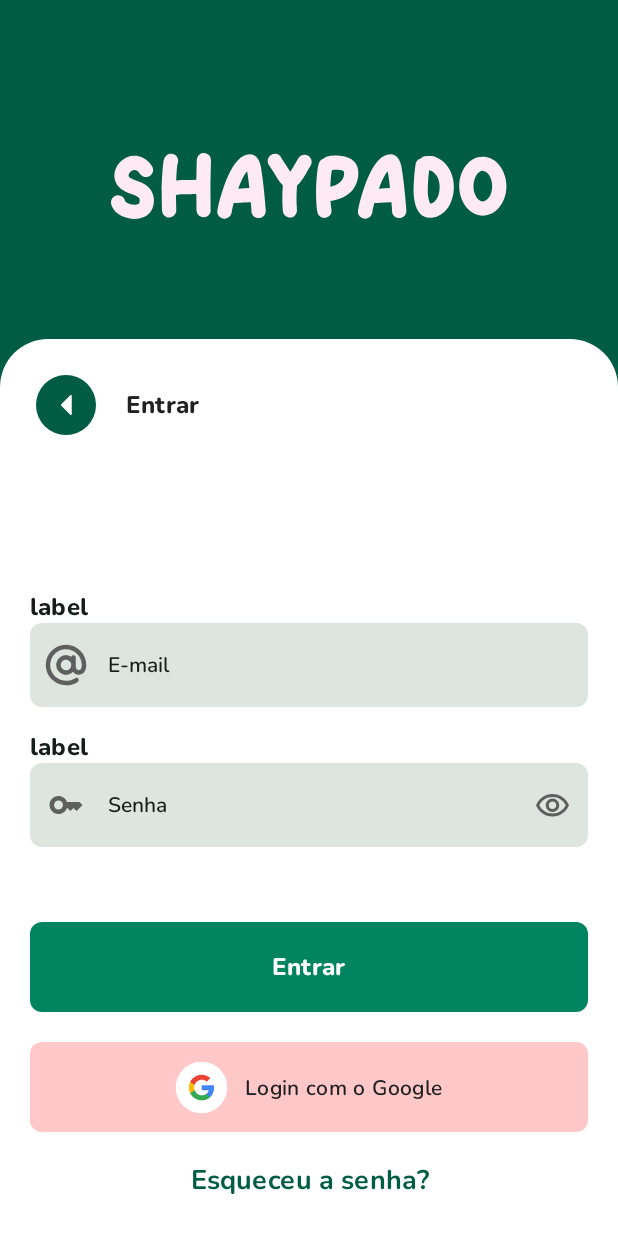
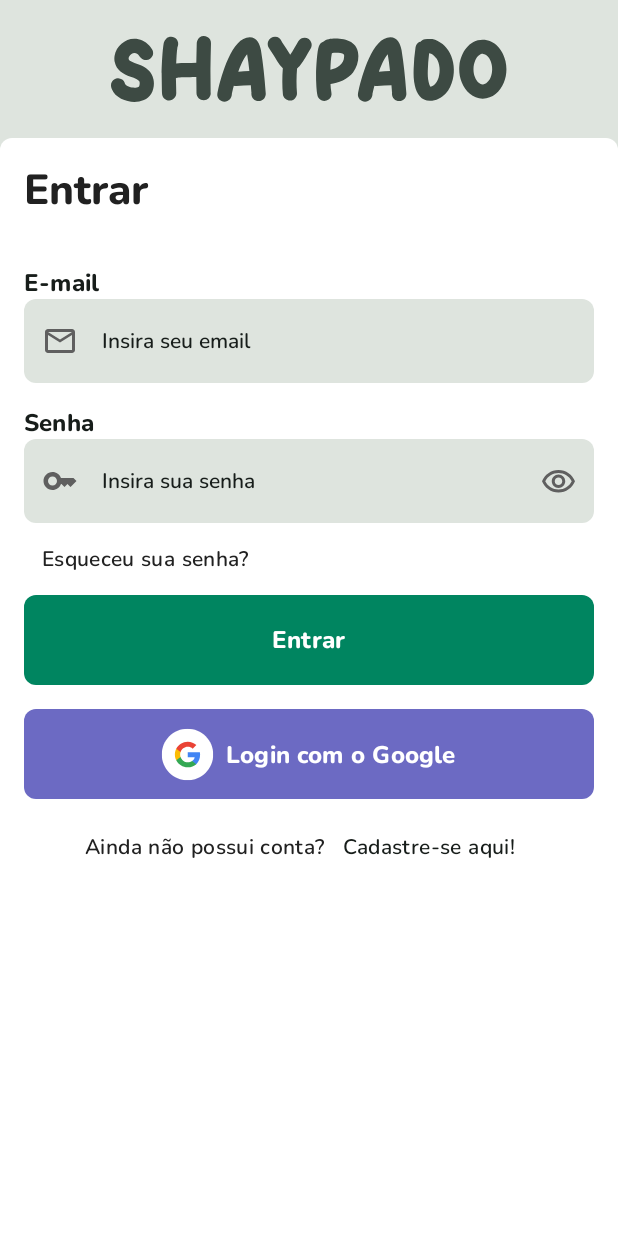
Before and after one commit to Bielmelo6/shaypado-mobile, an Android app built with Jetpack Compose: the screen it shows after launch (MainActivity), after a tap on "Entrar", on a phone screen of 412 x 824 dp. Shown: the top 1233 px of the screen. Run offline under Robolectric (Android 15) with nearby library versions, the phone set to English and light mode, and no system bars; our stand-ins replace Dagger/Hilt's generated code.

Commit message:
Added LoginScreen layout

```diff
--- a/app/src/main/AndroidManifest.xml
+++ b/app/src/main/AndroidManifest.xml
@@ -6,7 +6,7 @@
     <uses-permission android:name="android.permission.ACCESS_NETWORK_STATE" />
 
     <application
-        android:name=".MyApp"
+        android:name=".ShaypadoApp"
         android:allowBackup="true"
         android:dataExtractionRules="@xml/data_extraction_rules"
         android:fullBackupContent="@xml/backup_rules"
@@ -19,7 +19,6 @@
         <activity
             android:name=".MainActivity"
             android:exported="true"
-            android:label="@string/app_name"
             android:theme="@style/Theme.Shaypado">
             <intent-filter>
                 <action android:name="android.intent.action.MAIN" />
--- a/app/src/main/java/com/ufape/shaypado/App.kt
+++ b/app/src/main/java/com/ufape/shaypado/App.kt
@@ -4,4 +4,4 @@ import android.app.Application
 import dagger.hilt.android.HiltAndroidApp
 
 @HiltAndroidApp
-class MyApp: Application()
+class ShaypadoApp: Application()
--- a/app/src/main/java/com/ufape/shaypado/ui/screens/login/LoginScreen.kt
+++ b/app/src/main/java/com/ufape/shaypado/ui/screens/login/LoginScreen.kt
@@ -1,7 +1,7 @@
 package com.ufape.shaypado.ui.screens.login
 
 import androidx.compose.foundation.background
-import androidx.compose.foundation.clickable
+import androidx.compose.foundation.layout.Arrangement
 import androidx.compose.foundation.layout.Box
 import androidx.compose.foundation.layout.Column
 import androidx.compose.foundation.layout.Row
@@ -13,25 +13,21 @@ import androidx.compose.foundation.layout.padding
 import androidx.compose.foundation.layout.width
 import androidx.compose.foundation.shape.RoundedCornerShape
 import androidx.compose.material3.MaterialTheme
-import androidx.compose.material3.Text
+import androidx.compose.material3.TextButton
 import androidx.compose.runtime.Composable
 import androidx.compose.ui.Alignment
 import androidx.compose.ui.Modifier
-import androidx.compose.ui.res.stringResource
-import androidx.compose.ui.text.font.FontWeight
 import androidx.compose.ui.text.input.KeyboardType
-import androidx.compose.ui.text.style.TextAlign
 import androidx.compose.ui.unit.dp
 import androidx.navigation.NavController
 import com.ufape.shaypado.R
 import com.ufape.shaypado.ui.components.AppText
 import com.ufape.shaypado.ui.components.AppButton
-import com.ufape.shaypado.ui.components.RoundedButton
 import com.ufape.shaypado.ui.components.CustomTextField
 import com.ufape.shaypado.ui.components.TextType
 import com.ufape.shaypado.ui.routes.AuthNavigationScreen
 import com.ufape.shaypado.ui.routes.MobileNavigationScreen
-import com.ufape.shaypado.ui.theme.AtIcon
+import com.ufape.shaypado.ui.theme.EmailIcon
 import com.ufape.shaypado.ui.theme.GoogleImage
 import com.ufape.shaypado.ui.theme.KeyIcon
 import com.ufape.shaypado.ui.theme.ShaypadoImage
@@ -42,9 +38,9 @@ fun LoginScreen(navController: NavController) {
         modifier = Modifier
             .fillMaxSize()
             .background(
-                color = MaterialTheme.colorScheme.primary,
+                color = MaterialTheme.colorScheme.surface,
             )
-            .padding(top = 102.dp)
+            .padding(top = 24.dp)
     ) {
         Column(
             modifier = Modifier.fillMaxSize(),
@@ -53,40 +49,40 @@ fun LoginScreen(navController: NavController) {
         {
             ShaypadoImage()
 
-            Spacer(modifier = Modifier.height(80.dp))
+            Spacer(modifier = Modifier.height(24.dp))
 
             Column(
                 modifier = Modifier
                     .fillMaxSize()
                     .background(
                         color = MaterialTheme.colorScheme.background,
-                        shape = RoundedCornerShape(topStart = 32.dp, topEnd = 32.dp)
+                        shape = RoundedCornerShape(topStart = 8.dp, topEnd = 8.dp)
                     )
-                    .padding(20.dp)
+                    .padding(16.dp)
             )
             {
-                Row(
-                    verticalAlignment = Alignment.CenterVertically,
-                ) {
-                    RoundedButton(onClick = {
-                        navController.popBackStack()
-                    })
-                    Spacer(modifier = Modifier.width(16.dp))
-                    AppText(TextType.TITLE_MEDIUM, text = R.string.sign_in_title)
-                }
-                Spacer(modifier = Modifier.height(100.dp))
+                AppText(TextType.HEADLINE_MEDIUM, text = R.string.sign_in_title)
+
+                Spacer(modifier = Modifier.height(32.dp))
+
                 CustomTextField(
                     keyboardType = KeyboardType.Email,
-                    leadingIcon = { AtIcon() },
-                    placeholder = R.string.input_email
+                    leadingIcon = { EmailIcon() },
+                    placeholder = R.string.input_email_placeholder,
+                    label = R.string.input_email
                 )
                 Spacer(modifier = Modifier.height(16.dp))
                 CustomTextField(
                     keyboardType = KeyboardType.Password,
                     leadingIcon = { KeyIcon() },
-                    placeholder = R.string.input_password
+                    placeholder = R.string.input_password_placeholder,
+                    label = R.string.input_password
                 )
-                Spacer(modifier = Modifier.height(50.dp))
+                TextButton(onClick = {
+                    navController.navigate(AuthNavigationScreen.ForgotPassword.route)
+                }) {
+                    AppText(TextType.BODY_MEDIUM, text = R.string.sign_up_forgot_password)
+                }
                 AppButton(
                     text = R.string.button_login,
                     onClick = {
@@ -97,9 +93,9 @@ fun LoginScreen(navController: NavController) {
                         }
                     }
                 )
-                Spacer(modifier = Modifier.height(20.dp))
+                Spacer(modifier = Modifier.height(16.dp))
                 AppButton(
-                    backgroundColor = MaterialTheme.colorScheme.secondary,
+                    backgroundColor = MaterialTheme.colorScheme.tertiaryContainer,
                     text = R.string.button_google,
                     onClick = {
                         navController.popBackStack()
@@ -110,24 +106,23 @@ fun LoginScreen(navController: NavController) {
                         verticalAlignment = Alignment.CenterVertically
                     ) {
                         GoogleImage()
-                        Spacer(modifier = Modifier.width(11.dp))
-                        AppText(textType = TextType.LABEL_MEDIUM, R.string.button_google)
+                        Spacer(modifier = Modifier.width(8.dp))
+                        AppText(textType = TextType.TITLE_MEDIUM, R.string.button_google, color = MaterialTheme.colorScheme.onPrimaryContainer)
                     }
                 }
-                Spacer(modifier = Modifier.height(20.dp))
-                Text(
-                    stringResource(id = R.string.sign_up_forgot_password),
-                    style = MaterialTheme.typography.labelSmall.copy(
-                        color = MaterialTheme.colorScheme.primary
-                    ),
-                    textAlign = TextAlign.Center,
-                    fontWeight = FontWeight.Bold,
-                    modifier = Modifier
-                        .fillMaxWidth()
-                        .clickable {
-                            navController.navigate(AuthNavigationScreen.ForgotPassword.route)
-                        }
-                )
+                Spacer(modifier = Modifier.height(8.dp))
+                Row (
+                    modifier = Modifier.fillMaxWidth(),
+                    horizontalArrangement = Arrangement.Center,
+                    verticalAlignment = Alignment.CenterVertically
+                ) {
+                    AppText(TextType.BODY_MEDIUM, text = R.string.sign_up_no_account )
+                    TextButton(onClick = {
+                        navController.navigate(AuthNavigationScreen.SignUp.route)
+                    }) {
+                        AppText(TextType.BODY_MEDIUM, text = R.string.sign_up_label, color = MaterialTheme.colorScheme.onSurface)
+                    }
+                }
             }
         }
     }
--- a/app/src/main/res/drawable/ic_shaypado_name.xml
+++ b/app/src/main/res/drawable/ic_shaypado_name.xml
@@ -5,26 +5,26 @@
     android:viewportHeight="44">
   <path
       android:pathData="M15.6,44C9.91,44 2.71,41.08 0.53,35.38C0.41,35.1 0.05,33.89 0.05,33.67C-0.07,32.53 -0.02,31.35 0.64,30.46C1.12,29.82 1.66,29.11 2.37,28.75C3.15,28.4 3.99,28.04 4.75,28.16C6.65,28.28 8.67,29.35 9.19,31.31C9.26,31.6 9.31,31.91 9.5,32.21C10.57,33.7 13.42,34.47 15.67,34.47C16.22,34.47 16.74,34.47 17.17,34.35C17.64,34.28 18.11,34.11 18.52,33.81C18.76,33.69 18.95,32.97 19,32.67C19.17,31.89 19.23,31.01 18.88,30.24C18.52,29.6 17.81,29.11 17.17,28.75C15.86,28.04 14.43,27.61 13.06,27.14C8.01,25.24 3.68,22.92 2.43,17.1C2.14,15.74 2.19,14.37 2.43,12.99C3.44,6.94 9.31,1.83 15.43,1.83C19.47,1.83 22.68,3.38 25.48,6.28C26,6.87 27.61,9.01 27.85,9.79C28.09,10.79 28.27,12.04 27.8,12.99C26.97,14.77 25.54,16.08 23.53,16.08C22.22,16.08 20.44,15.44 19.66,14.37C19.06,13.47 18.47,12.52 17.64,11.93C16.98,11.5 16.33,11.28 15.62,11.28C14.2,11.28 12.94,12.28 12.23,13.54C11.92,14.01 11.69,14.61 11.75,15.15C11.82,15.79 12.35,16.39 12.94,16.74C14.67,17.81 16.69,18.29 18.52,19C23.34,20.85 27.19,23.51 28.33,28.92C28.97,32.08 28.5,35.76 26.83,38.54C24.51,42.39 19.88,44 15.6,44Z"
-      android:fillColor="#FEEAF5"/>
+      android:fillColor="#3D4A43"/>
   <path
       android:pathData="M38.76,42.98C36.26,42.98 34.06,40.91 34.01,38.11C33.96,36.45 33.77,26.48 33.77,24.82C33.77,21.61 34.37,7.17 35.31,4.09C35.55,3.26 36.1,2.54 36.67,1.95C37.62,0.88 38.81,0.53 40.18,0.53C41.42,0.53 43.03,1.31 43.75,2.24C44.17,2.9 44.58,3.61 44.76,4.44C44.88,5.22 44.76,6.04 44.53,6.82C44.53,6.89 44.29,7.36 44.29,7.48C43.76,11.04 43.64,14.72 43.46,18.35C47.92,17.81 52.43,18.12 56.87,17.88C56.94,13.55 57.06,9.26 57.16,4.99C57.23,4.34 57.23,3.63 57.52,3.09C58.23,1.37 59.84,0 61.79,0C63.52,0 65.18,0.83 66.07,2.37C66.49,3.15 66.71,4.1 66.66,4.99C66.49,10.57 66.37,16.22 66.3,21.8C66.3,23.81 66.49,36.11 66.49,38.06C66.56,40.79 64.35,42.88 61.86,42.88C59.18,42.88 56.99,40.79 56.99,38.06C56.99,34.5 56.92,30.94 56.87,27.38C55.26,27.44 46.36,27.56 44.76,27.73C44.59,27.8 43.51,28.09 43.27,28.16C43.39,31.48 43.44,34.81 43.51,38.2C43.58,40.03 42.44,41.71 40.78,42.54C40.12,42.81 39.4,42.98 38.76,42.98Z"
-      android:fillColor="#FEEAF5"/>
+      android:fillColor="#3D4A43"/>
   <path
       android:pathData="M75.61,43.76C72.93,43.76 70.63,41.39 70.86,38.83C70.93,37.94 71.1,37.11 71.29,36.33C73.66,26.17 80.55,0.83 92.49,0.83C97.36,0.83 99.21,5.41 99.97,9.5C101.46,18.59 102.35,27.78 103.06,36.93C103.13,37.76 103.3,38.71 103.06,39.54C102.82,40.37 102.58,41.2 101.99,41.79C100.92,42.74 99.8,43.41 98.38,43.41C95.76,43.41 93.58,41.22 93.58,38.47C93.58,38.35 93.63,37.76 93.63,37.64C93.58,37.04 93.27,33.36 93.22,32.77C90.07,32.84 86.86,33.06 83.72,33.36C83.13,33.41 82.47,33.3 81.87,33.13C81.4,34.91 80.92,36.69 80.57,38.54C80.5,38.72 80.57,38.89 80.57,39.08C80.24,41.79 78.58,43.76 75.61,43.76ZM84.88,23.75C87.32,23.51 89.81,23.39 92.24,23.27C91.81,19.52 91.41,15.79 90.74,12.11C88.27,14.96 86.13,20.24 84.88,23.75Z"
-      android:fillColor="#FEEAF5"/>
+      android:fillColor="#3D4A43"/>
   <path
       android:pathData="M119.31,43.05C117.17,43.05 114.8,41.22 114.61,39.01C114.09,33.19 114.09,27.31 114.56,21.49C111.64,18.69 109.86,14.96 107.68,11.64C107.25,10.92 105.06,7.89 104.83,7.18C104.4,6.11 104.35,4.8 104.76,3.73C105.47,1.71 107.44,0.53 109.39,0.53C111.64,0.53 112.9,1.71 113.83,3.61C113.83,3.68 113.95,3.97 113.95,4.04C115.92,6.77 117.58,9.74 119.48,12.52C121.5,9.67 123.09,6.51 124.88,3.49C125.89,1.88 127.49,1.12 129.03,1.12C131.05,1.12 133.02,2.31 133.61,4.63C133.97,5.82 133.8,7.18 133.13,8.26C130.81,12.06 128.79,16.1 126.01,19.61C125.77,19.96 124.35,21.39 124.04,21.63C123.57,27.16 123.57,32.74 123.99,38.2C124.16,39.81 123.04,41.59 121.67,42.42C120.97,42.81 120.14,43.05 119.31,43.05Z"
-      android:fillColor="#FEEAF5"/>
+      android:fillColor="#3D4A43"/>
   <path
       android:pathData="M142.11,43.27C141.58,43.27 141.11,43.22 140.62,42.98C139.36,42.46 138.12,41.37 137.77,40.13C137.22,38.11 137.1,35.98 136.93,33.89C136.7,30.8 136.7,27.72 136.7,24.56C136.76,21.47 137.36,9.48 138.66,6.63C139.38,5.26 139.97,4.49 141.46,3.9C141.53,3.83 141.82,3.78 141.82,3.73C143.31,2.24 146.45,1.71 149.6,1.71C157.09,1.71 164.92,4.26 164.92,13.3C165.04,17.17 163.57,21.13 161.36,24.34C158.32,28.5 151.2,31.65 146.33,32.01C146.45,33.91 146.57,35.81 146.93,37.66C147.35,39.44 146.57,41.34 145.03,42.4C144.24,42.91 143.13,43.27 142.11,43.27ZM146.26,22.44C150.78,21.66 155.24,19 155.41,13.89C155.41,13.47 155.52,12.52 155.24,12.28C154.29,11.5 151.91,11.21 149.94,11.21C148.99,11.21 148.16,11.28 147.62,11.38C147.55,11.38 147.2,11.57 147.2,11.62C146.57,15.2 146.38,18.81 146.26,22.44Z"
-      android:fillColor="#FEEAF5"/>
+      android:fillColor="#3D4A43"/>
   <path
       android:pathData="M169.36,43.76C166.68,43.76 164.38,41.39 164.61,38.83C164.68,37.94 164.85,37.11 165.04,36.33C167.41,26.17 174.3,0.83 186.24,0.83C191.11,0.83 192.96,5.41 193.72,9.5C195.21,18.59 196.09,27.78 196.81,36.93C196.86,37.76 197.04,38.71 196.81,39.54C196.57,40.37 196.33,41.2 195.74,41.79C194.67,42.74 193.55,43.41 192.13,43.41C189.51,43.41 187.32,41.22 187.32,38.47C187.32,38.35 187.39,37.76 187.39,37.64C187.32,37.04 187.04,33.36 186.97,32.77C183.81,32.84 180.61,33.06 177.47,33.36C176.88,33.41 176.21,33.3 175.62,33.13C175.15,34.91 174.67,36.69 174.32,38.54C174.25,38.72 174.32,38.89 174.32,39.08C173.99,41.79 172.33,43.76 169.36,43.76ZM178.62,23.75C181.07,23.51 183.56,23.39 185.99,23.27C185.56,19.52 185.15,15.79 184.49,12.11C182,14.96 179.86,20.24 178.62,23.75Z"
-      android:fillColor="#FEEAF5"/>
+      android:fillColor="#3D4A43"/>
   <path
       android:pathData="M212.63,43.22C206.76,43.22 203.79,38.35 202.59,33.13C201.69,29.45 201.64,25.58 201.76,21.78C201.88,17.03 202.35,12.33 203.01,7.7C203.25,6.21 204.15,4.66 205.44,4.02C205.63,3.95 206.34,3.73 206.46,3.6C207.24,2.88 208.17,2.22 209.19,2.1C210.85,1.98 212.58,1.81 214.24,2.03C219.18,3.04 223.62,7.02 225.88,11.36C228.61,16.66 229.32,23.31 227.83,29C227,32.4 225.57,35.84 223.15,38.27C220.3,41.15 216.79,43.22 212.63,43.22ZM212.94,33.77C215.91,33.13 217.57,30.33 218.4,27.6C219.71,23.49 219.23,18.45 216.91,14.89C216.07,13.59 213.65,11.45 212.16,11.45H212.09C211.55,15.37 211.31,19.4 211.19,23.39C211.12,25.76 211.19,28.19 211.73,30.51C211.99,31.63 212.28,32.77 212.94,33.77Z"
-      android:fillColor="#FEEAF5"/>
+      android:fillColor="#3D4A43"/>
   <path
       android:pathData="M247.78,41.79C241.2,41.79 236.26,36.86 233.88,31.06C232.34,27.43 231.87,23.34 232.27,19.42C233.17,11.35 238.68,2.44 247.78,2.44C255.8,2.44 261.26,9.28 262.97,16.64C264.11,21.39 263.76,26.8 261.84,31.24C259.29,37.11 254.54,41.79 247.78,41.79ZM247.84,32.3C249.98,32.3 252,30.04 252.9,28.02C254.44,24.39 254.51,20.24 253.07,16.67C252.54,15.25 251.71,13.94 250.52,12.99C249.88,12.4 249.03,11.99 248.15,11.92C247.27,11.81 246.32,12.16 245.6,12.7C244.35,13.54 243.47,14.84 242.88,16.22C241.26,19.9 241.26,24.17 242.81,27.85C243.62,29.8 245.52,32.3 247.84,32.3Z"
-      android:fillColor="#FEEAF5"/>
+      android:fillColor="#3D4A43"/>
 </vector>
--- a/app/src/main/res/values/strings.xml
+++ b/app/src/main/res/values/strings.xml
@@ -62,9 +62,9 @@
     <string name="sign_up_user_type_title">Escolha o seu perfil!</string>
     <string name="sign_up_workout_title">Como voce deseja montar o seu treino?</string>
     <string name="sign_up_person_data_title">Informações pessoais</string>
-    <string name="sign_up_forgot_password">Esqueceu a senha?</string>
+    <string name="sign_up_forgot_password">Esqueceu sua senha?</string>
     <string name="sign_up_label">Cadastre-se aqui!</string>
-    <string name="sign_up_no_account">Ainda não possui conta no Shaypado?</string>
+    <string name="sign_up_no_account">Ainda não possui conta?</string>
     <string name="sign_up_saved_workout">Treinos pré-prontos</string>
     <string name="sign_up_yourself">Eu mesmo</string>
     <string name="sign_up_find_professional">Com um profissional</string>
```
